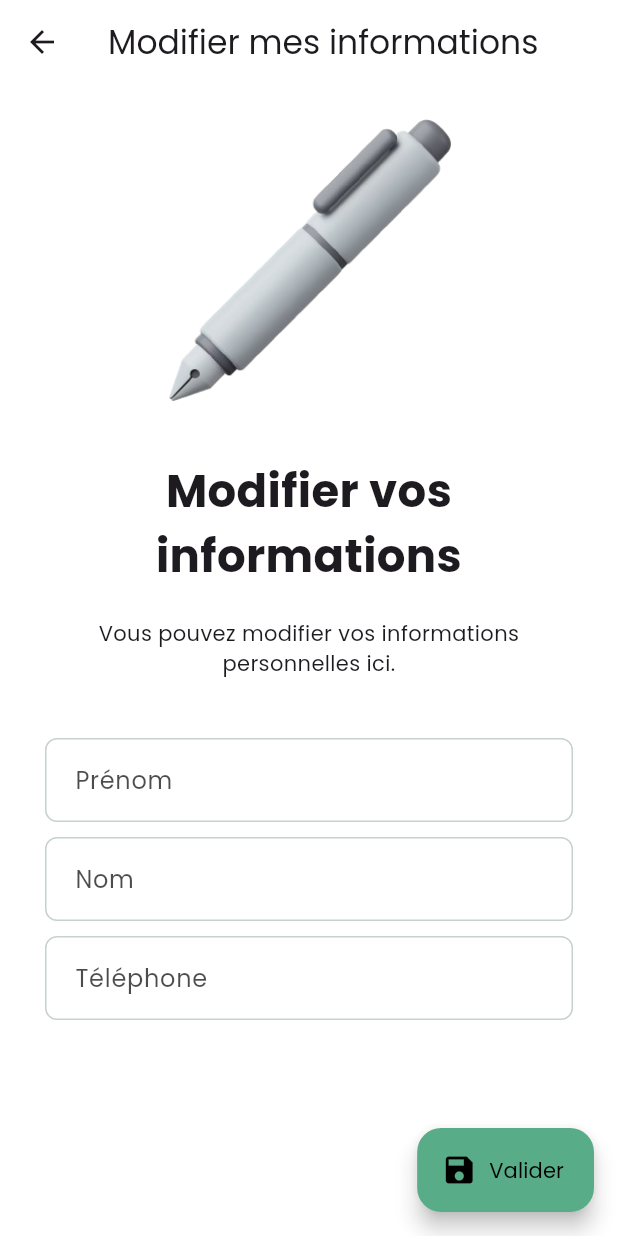
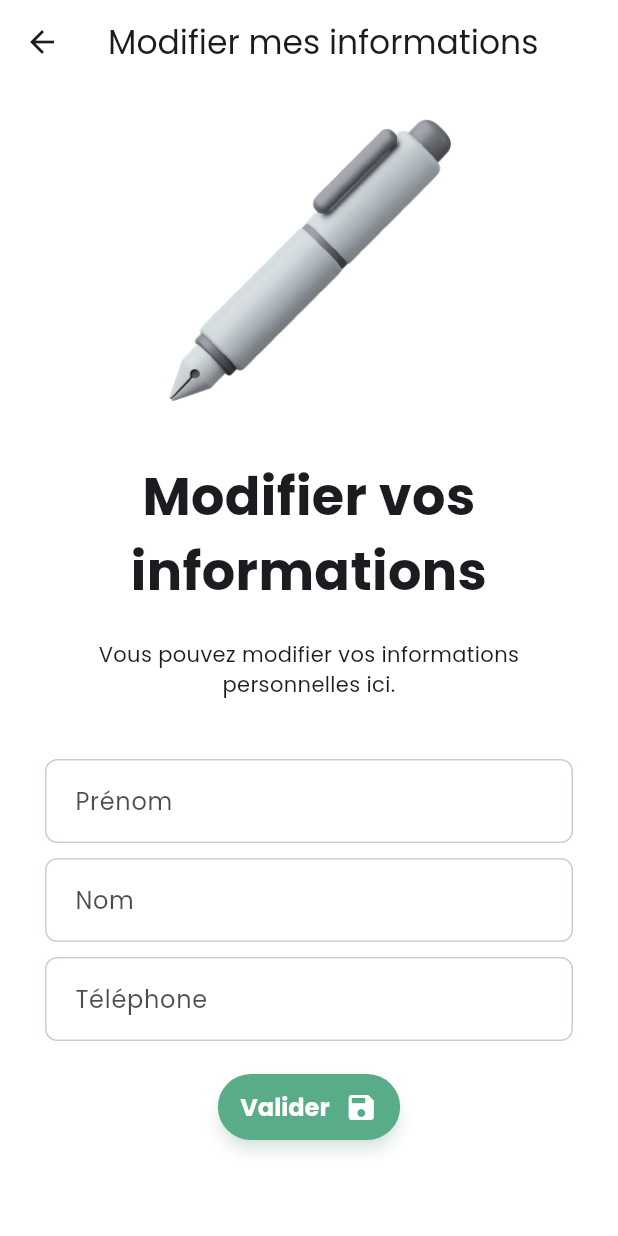
Before and after one commit to mael-grn/Projet-Picsou, a Flutter app: the EditPersonalDataView screen opened directly, on a phone screen of 412 x 824 dp. Run offline on Flutter 3.47's test engine with Material 3 defaults, Android fonts, the phone set to English and light mode, and no system bars; our stand-ins replace flutter_svg, loading_animation_widget, shared_preferences, shimmer; missing offline and left inert: restart_app; accounts and stored records are empty; network calls fail.

Commit message:
amelioration page edition infos perso

```diff
--- a/lib/views/edit_personal_data_view.dart
+++ b/lib/views/edit_personal_data_view.dart
@@ -1,9 +1,11 @@
 import 'package:flutter/material.dart';
 import 'package:projet_picsou/core/theme/app_theme.dart';
+import 'package:projet_picsou/widgets/animations/scale_animation_widget.dart';
 import 'package:provider/provider.dart';
 import '../controllers/edit_personal_data_controller.dart';
 import '../models/user.dart';
 import '../widgets/ui/Text_field_widget.dart';
+import '../widgets/ui/button_widget.dart';
 
 class EditPersonalDataView extends StatefulWidget {
   EditPersonalDataView({super.key});
@@ -33,7 +35,7 @@ class _EditPersonalDataViewState extends State<EditPersonalDataView>
       appBar: AppBar(
         elevation: 0,
         scrolledUnderElevation: 10.0,
-
+        surfaceTintColor: backgroundVariantColor,
         backgroundColor: backgroundColor,
         title: Text("Modifier mes informations"),
       ),
@@ -44,15 +46,17 @@ class _EditPersonalDataViewState extends State<EditPersonalDataView>
           child: Column(
             children: [
               SizedBox(height: 20),
-              Image.asset(
-                  height: 200,
-                  width: 200,
-                  "images/edit.png"
+              ScaleAnimationWidget(
+                  child: Image.asset(
+                      height: 200,
+                      width: 200,
+                      "images/edit.png"
+                  ),
               ),
               SizedBox(height: 30),
               Text(
                 textAlign: TextAlign.center,
-                style: TextStyle(fontSize: 30, fontWeight: FontWeight.bold),
+                style: TextStyle(fontWeight: FontWeight.w600, fontSize: 35),
                 "Modifier vos informations",
               ),
               SizedBox(height: 20),
@@ -85,20 +89,20 @@ class _EditPersonalDataViewState extends State<EditPersonalDataView>
                     ),
                   ],
                 ),
-              )
+              ),
+              SizedBox(height: 20),
+              ButtonWidget(
+                onPressed: () {
+                  controller.updateUser(widget._formKey);
+                },
+                message: "Valider",
+                icon: Icons.save,
+              ),
+              SizedBox(height: 20),
             ],
           )
         ),
       ),
-
-      floatingActionButton: FloatingActionButton.extended(
-        onPressed: () {
-          controller.updateUser(widget._formKey);
-        },
-        label: Text(style: TextStyle(color: foregroundColor), "Valider"),
-        icon: Icon(color: foregroundColor, Icons.save),
-        backgroundColor: primaryColor,
-      )
     );
   }
 
```
